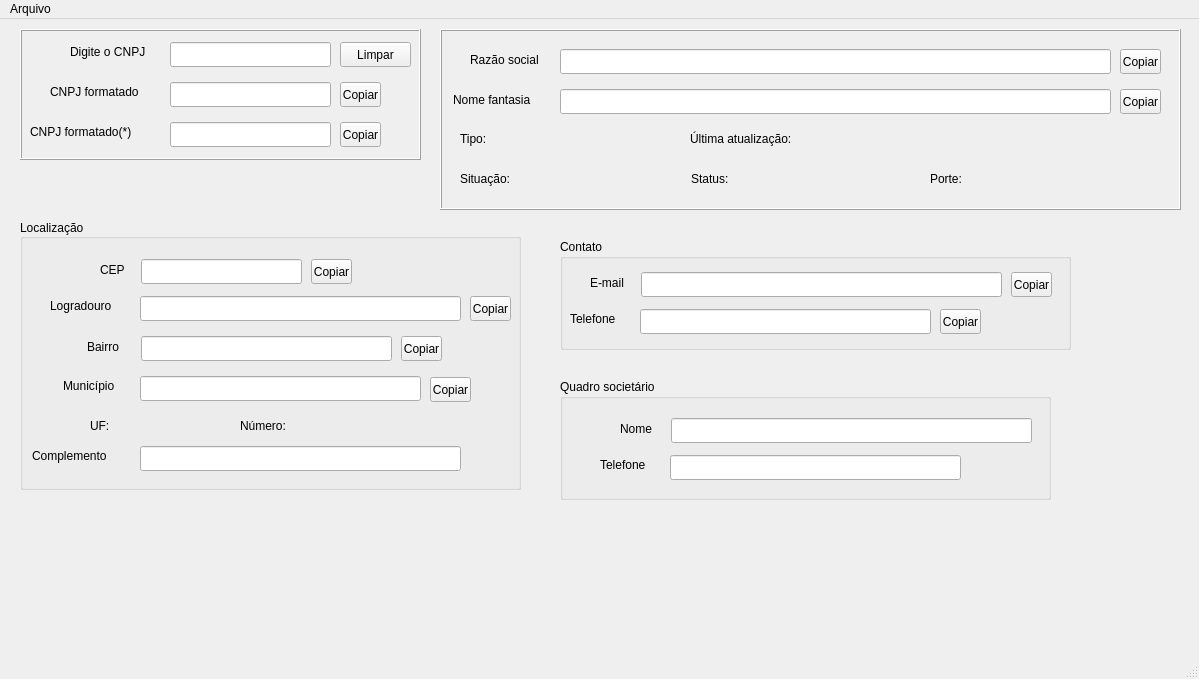
The window that CNPJ_Finder/mainwindow.ui (CaduBastos/cnpj_finder) describes before a commit, drawn with Qt 5.
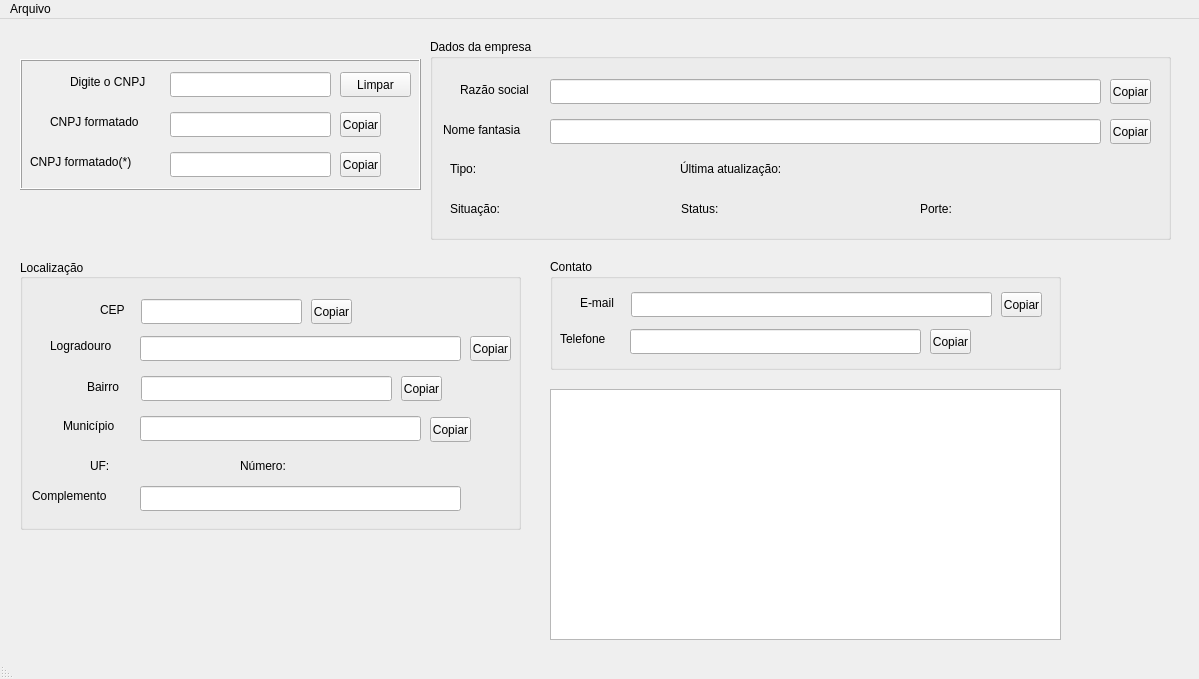
The same window after the commit. Icons and pictures are not drawn.

Commit message: added qsa list view

Diff of the .ui file:
```diff
--- a/CNPJ_Finder/mainwindow.ui
+++ b/CNPJ_Finder/mainwindow.ui
@@ -25,7 +25,7 @@
     <property name="geometry">
      <rect>
       <x>20</x>
-      <y>10</y>
+      <y>40</y>
       <width>401</width>
       <height>131</height>
      </rect>
@@ -163,7 +163,7 @@
     <property name="geometry">
      <rect>
       <x>20</x>
-      <y>200</y>
+      <y>240</y>
       <width>501</width>
       <height>271</height>
      </rect>
@@ -417,8 +417,8 @@
    <widget class="QGroupBox" name="group_contact">
     <property name="geometry">
      <rect>
-      <x>560</x>
-      <y>220</y>
+      <x>550</x>
+      <y>240</y>
       <width>511</width>
       <height>111</height>
      </rect>
@@ -520,26 +520,23 @@
      </property>
     </widget>
    </widget>
-   <widget class="QFrame" name="company_informations">
+   <widget class="QGroupBox" name="company_informations">
     <property name="geometry">
      <rect>
-      <x>440</x>
-      <y>10</y>
+      <x>430</x>
+      <y>20</y>
       <width>741</width>
-      <height>181</height>
+      <height>201</height>
      </rect>
     </property>
-    <property name="frameShape">
-     <enum>QFrame::Box</enum>
-    </property>
-    <property name="frameShadow">
-     <enum>QFrame::Raised</enum>
+    <property name="title">
+     <string>Dados da empresa</string>
     </property>
     <widget class="QLabel" name="label_status">
      <property name="geometry">
       <rect>
        <x>20</x>
-       <y>140</y>
+       <y>160</y>
        <width>141</width>
        <height>20</height>
       </rect>
@@ -552,7 +549,7 @@
      <property name="geometry">
       <rect>
        <x>120</x>
-       <y>20</y>
+       <y>40</y>
        <width>551</width>
        <height>25</height>
       </rect>
@@ -562,7 +559,7 @@
      <property name="geometry">
       <rect>
        <x>13</x>
-       <y>61</y>
+       <y>81</y>
        <width>101</width>
        <height>20</height>
       </rect>
@@ -575,7 +572,7 @@
      <property name="geometry">
       <rect>
        <x>120</x>
-       <y>60</y>
+       <y>80</y>
        <width>551</width>
        <height>25</height>
       </rect>
@@ -585,7 +582,7 @@
      <property name="geometry">
       <rect>
        <x>250</x>
-       <y>100</y>
+       <y>120</y>
        <width>311</width>
        <height>20</height>
       </rect>
@@ -598,7 +595,7 @@
      <property name="geometry">
       <rect>
        <x>20</x>
-       <y>100</y>
+       <y>120</y>
        <width>141</width>
        <height>20</height>
       </rect>
@@ -611,7 +608,7 @@
      <property name="geometry">
       <rect>
        <x>30</x>
-       <y>21</y>
+       <y>41</y>
        <width>81</width>
        <height>20</height>
       </rect>
@@ -624,7 +621,7 @@
      <property name="geometry">
       <rect>
        <x>251</x>
-       <y>140</y>
+       <y>160</y>
        <width>141</width>
        <height>20</height>
       </rect>
@@ -637,7 +634,7 @@
      <property name="geometry">
       <rect>
        <x>490</x>
-       <y>140</y>
+       <y>160</y>
        <width>181</width>
        <height>20</height>
       </rect>
@@ -650,7 +647,7 @@
      <property name="geometry">
       <rect>
        <x>680</x>
-       <y>20</y>
+       <y>40</y>
        <width>41</width>
        <height>25</height>
       </rect>
@@ -666,7 +663,7 @@
      <property name="geometry">
       <rect>
        <x>680</x>
-       <y>60</y>
+       <y>80</y>
        <width>41</width>
        <height>25</height>
       </rect>
@@ -679,70 +676,15 @@
      </property>
     </widget>
    </widget>
-   <widget class="QGroupBox" name="group_qsa">
+   <widget class="QListWidget" name="listWidget_qsa">
     <property name="geometry">
      <rect>
-      <x>560</x>
-      <y>360</y>
-      <width>491</width>
-      <height>121</height>
+      <x>550</x>
+      <y>370</y>
+      <width>511</width>
+      <height>251</height>
      </rect>
     </property>
-    <property name="title">
-     <string>Quadro societário</string>
-    </property>
-    <widget class="QLabel" name="label_phone_2">
-     <property name="geometry">
-      <rect>
-       <x>40</x>
-       <y>76</y>
-       <width>61</width>
-       <height>20</height>
-      </rect>
-     </property>
-     <property name="text">
-      <string>Telefone</string>
-     </property>
-    </widget>
-    <widget class="QLineEdit" name="lineEdit_output_email_2">
-     <property name="geometry">
-      <rect>
-       <x>111</x>
-       <y>39</y>
-       <width>361</width>
-       <height>25</height>
-      </rect>
-     </property>
-     <property name="text">
-      <string/>
-     </property>
-    </widget>
-    <widget class="QLineEdit" name="lineEdit_output_phone_2">
-     <property name="geometry">
-      <rect>
-       <x>110</x>
-       <y>76</y>
-       <width>291</width>
-       <height>25</height>
-      </rect>
-     </property>
-     <property name="text">
-      <string/>
-     </property>
-    </widget>
-    <widget class="QLabel" name="label_email_2">
-     <property name="geometry">
-      <rect>
-       <x>60</x>
-       <y>40</y>
-       <width>41</width>
-       <height>20</height>
-      </rect>
-     </property>
-     <property name="text">
-      <string>Nome</string>
-     </property>
-    </widget>
    </widget>
   </widget>
   <widget class="QMenuBar" name="menubar">
@@ -788,7 +730,7 @@
     <string/>
    </property>
    <property name="layoutDirection">
-    <enum>Qt::LeftToRight</enum>
+    <enum>Qt::RightToLeft</enum>
    </property>
   </widget>
   <action name="action_theme_dark">
```
The commit also changes 11 other files.
